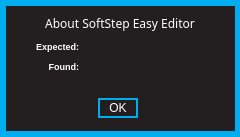
Muse-Kinetics/softstep_editor, file standalone/ezpz/forms/aboutformWin.ui: the form before one commit.
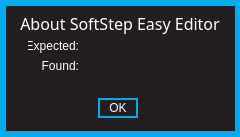
The form after the commit.

Commit message: -Made the Basic Editor ui forms look prettier.

```diff
--- a/standalone/ezpz/forms/aboutformWin.ui
+++ b/standalone/ezpz/forms/aboutformWin.ui
@@ -203,7 +203,7 @@
       <enum>Qt::NoFocus</enum>
      </property>
      <property name="styleSheet">
-      <string notr="true">font: bold 7pt;</string>
+      <string notr="true"/>
      </property>
      <property name="text">
       <string>Expected:</string>
@@ -225,7 +225,7 @@
       <enum>Qt::NoFocus</enum>
      </property>
      <property name="styleSheet">
-      <string notr="true">font: bold 7pt;</string>
+      <string notr="true"/>
      </property>
      <property name="text">
       <string>Found:</string>
@@ -245,8 +245,8 @@
      </property>
      <property name="font">
       <font>
-       <family>Futura</family>
-       <pointsize>9</pointsize>
+       <family>Futura-Normal</family>
+       <pointsize>12</pointsize>
        <weight>50</weight>
        <italic>false</italic>
        <bold>false</bold>
```
Left out of the diff: 16 changed lines with no effect on the pictures. The commit also changes 7 other files.
